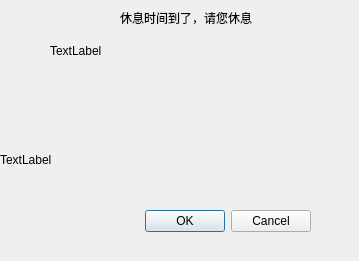
First picture: the form in rest_remind_dialog/rest_remind_dialog.ui, repository SIENTIST/work_rest_assistant, before the edit.
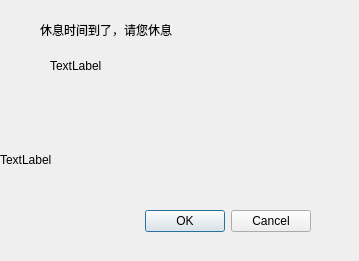
Second picture: the form after the edit.

What changed in the file:
```diff
--- a/rest_remind_dialog/rest_remind_dialog.ui
+++ b/rest_remind_dialog/rest_remind_dialog.ui
@@ -69,10 +69,10 @@
   <widget class="QLabel" name="restRemindLabel">
    <property name="geometry">
     <rect>
-     <x>120</x>
-     <y>10</y>
-     <width>171</width>
-     <height>16</height>
+     <x>40</x>
+     <y>20</y>
+     <width>281</width>
+     <height>20</height>
     </rect>
    </property>
    <property name="text">
@@ -83,9 +83,9 @@
    <property name="geometry">
     <rect>
      <x>50</x>
-     <y>30</y>
+     <y>50</y>
      <width>271</width>
-     <height>41</height>
+     <height>31</height>
     </rect>
    </property>
    <property name="text">
```
